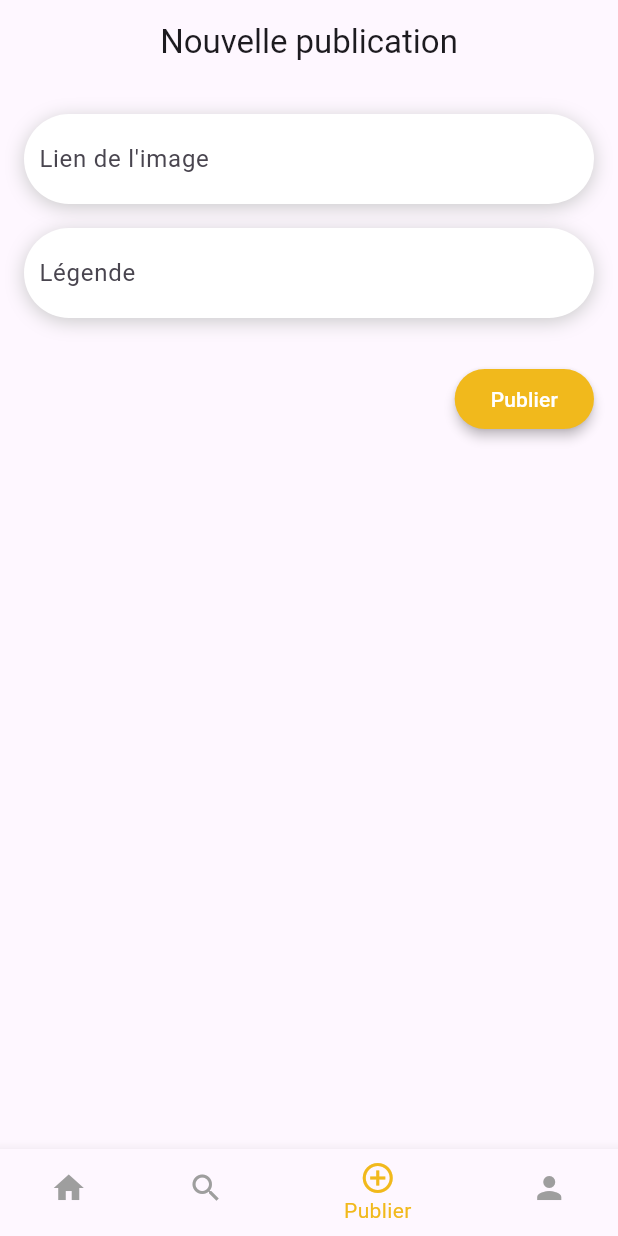
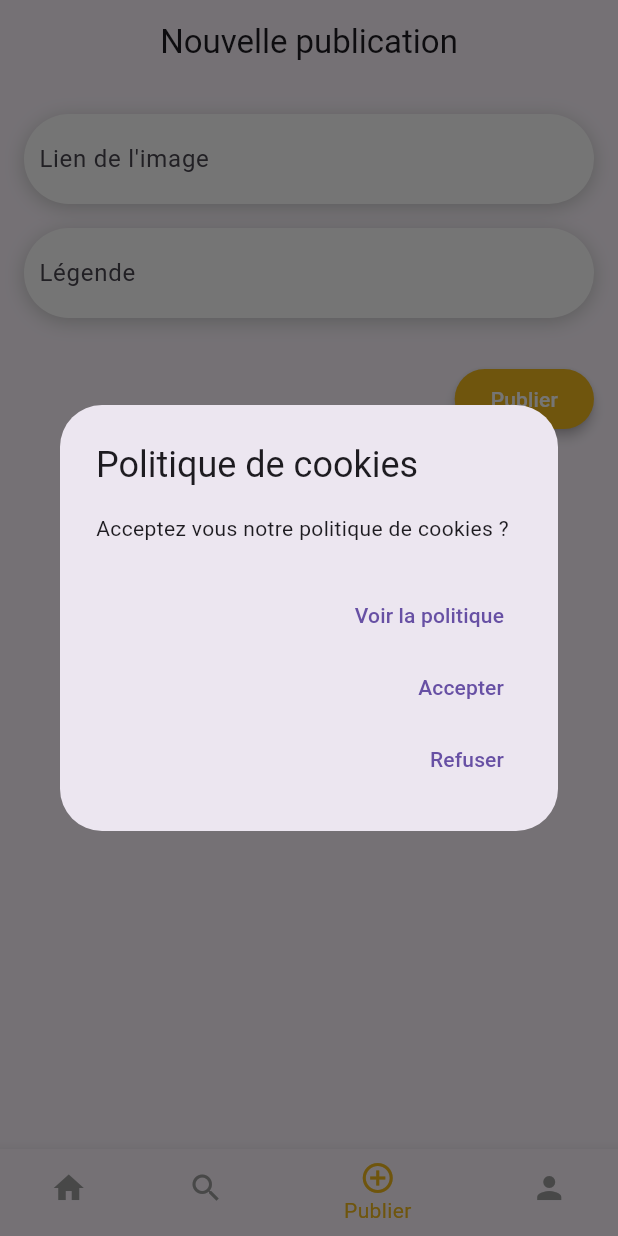
Before and after one commit to RomainConte/Yowl, a Flutter app: the HomeScreen screen opened directly with empty values, swiped to page 3, on a phone screen of 412 x 824 dp. Run offline on Flutter 3.47's test engine with Material 3 defaults, Android fonts, the phone set to English and light mode, and no system bars; our stand-ins replace shared_preferences, timeago; missing offline and left inert: password_strength; accounts and stored records are empty; network calls fail.

Commit message:
[ADD] Cookies pop-up

```diff
--- a/yowl/lib/screens/edit_profile_screen.dart
+++ b/yowl/lib/screens/edit_profile_screen.dart
@@ -74,7 +74,7 @@ class _EditProfileScreenState extends State<EditProfileScreen> {
         Navigator.push(
           context,
           MaterialPageRoute(
-              builder: (context) => HomeScreen(userId: widget.userId)),
+              builder: (context) => HomeScreen(userId: widget.userId,cookies:true)),
         );
       } else {
         print('Failed to update profile. Status code: ${response.statusCode}');
--- a/yowl/lib/screens/home_screen.dart
+++ b/yowl/lib/screens/home_screen.dart
@@ -3,13 +3,13 @@ import 'package:yowl/screens/views/home_view.dart';
 import 'package:yowl/screens/views/profile_view.dart';
 import 'package:yowl/screens/views/search_view.dart';
 import 'package:yowl/screens/views/plus_view.dart';
+import 'package:yowl/screens/cookies_page.dart'; // Make sure you have this view created for showing cookies policy
 
 class HomeScreen extends StatefulWidget {
+  final int userId;
+  bool cookies = false; // Assuming this variable will be updated based on user's choice
 
-  final int userId; // Add this line
-
-  const HomeScreen({Key? key, required this.userId}) : super(key: key); // Modify this line
-
+  HomeScreen({Key? key, required this.userId, this.cookies = false}) : super(key: key);
 
   @override
   State<HomeScreen> createState() => _HomeScreenState();
@@ -23,7 +23,56 @@ class _HomeScreenState extends State<HomeScreen> {
   void initState() {
     super.initState();
     _pageController = PageController(initialPage: _selectedIndex);
+
+    WidgetsBinding.instance.addPostFrameCallback((_) {
+      if (!widget.cookies) {
+        _showCookiesDialog();
+      }
+    });
   }
+
+  void _showCookiesDialog() {
+    showDialog(
+      context: context,
+      builder: (BuildContext context) {
+        return AlertDialog(
+          title: Text("Politique de cookies"),
+          content: Text("Acceptez vous notre politique de cookies ?"),
+          actions: <Widget>[
+            TextButton(
+              child: Text("Voir la politique"),
+              onPressed: () {
+                Navigator.of(context).pop(); // Close the dialog
+                Navigator.push(
+                  context,
+                  MaterialPageRoute(builder: (context) => CookiePage()), // Navigate to cookies policy page
+                );
+              },
+            ),
+            TextButton(
+              child: Text("Accepter"),
+              onPressed: () {
+                setState(() {
+                  widget.cookies = true; // Update the state to reflect the user's choice
+                });
+                Navigator.of(context).pop(); // Close the dialog
+              },
+            ),
+            TextButton(
+              child: Text("Refuser"),
+              onPressed: () {
+                setState(() {
+                  widget.cookies = true; // Update the state to reflect the user's choice
+                });
+                Navigator.of(context).pop(); // Close the dialog
+              },
+            ),
+          ],
+        );
+      },
+    );
+  }
+
 
   @override
   void dispose() {
```
Also changed, not shown: yowl/lib/screens/views/plus_view.dart (+6 -1 lines), 1 other file.
